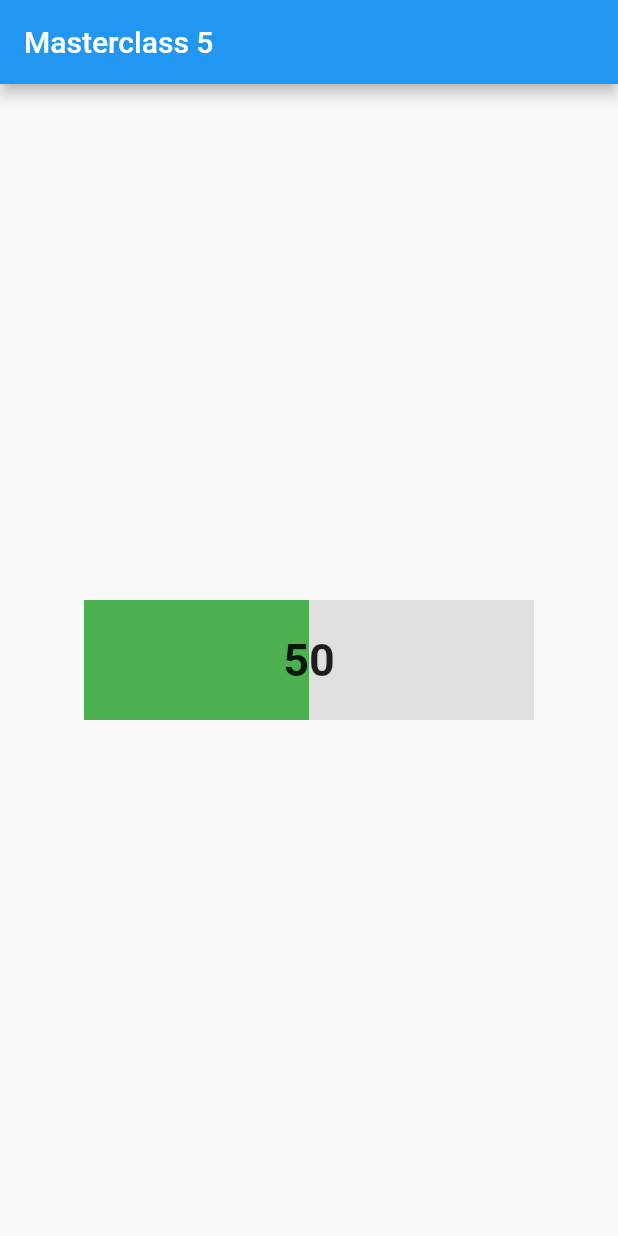
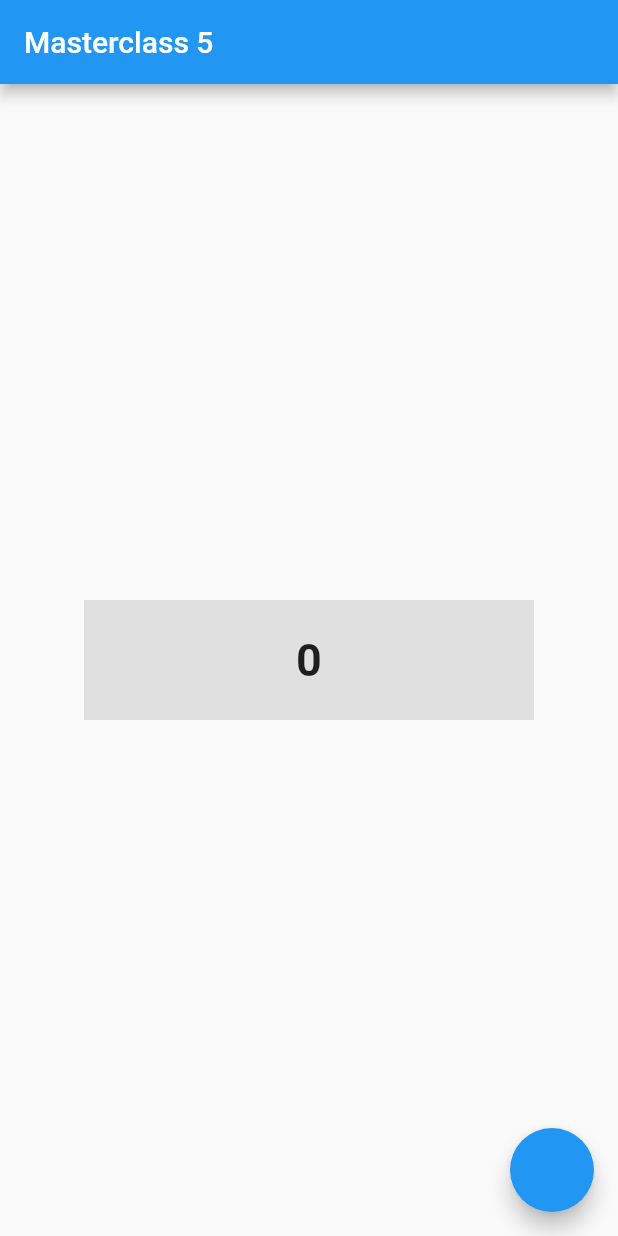
Before and after one commit to fercguerra/flutter_playground, a Flutter app: the screen it shows after launch, on a phone screen of 412 x 824 dp. Run offline on Flutter 3.47's test engine with Material 2 defaults, Android fonts, the phone set to English and light mode, and no system bars.

```diff
--- a/lib/home_page.dart
+++ b/lib/home_page.dart
@@ -9,13 +9,38 @@ class HomePage extends StatefulWidget {
   State<HomePage> createState() => _HomePageState();
 }
 
-class _HomePageState extends State<HomePage> {
-  int counter = 0;
+class _HomePageState extends State<HomePage>
+    with SingleTickerProviderStateMixin {
+  late final AnimationController controller;
+  late final Animation<Color> colorAnimation;
+
+  late final Animation<double> sizeAnimation;
+
+  @override
+  void initState() {
+    super.initState();
+    controller =
+        AnimationController(vsync: this, duration: const Duration(seconds: 2));
+
+    //animation
+    colorAnimation = Tween(
+      begin: Colors.green.withOpacity(0.4),
+      end: Colors.green,
+    ).animate(controller);
+
+    sizeAnimation = Tween<double>(
+      begin: 0.0,
+      end: 300.0,
+    ).animate(controller);
+
+    controller.addListener(() {
+      setState(() {});
+    });
+  }
+
   @override
   Widget build(BuildContext context) {
-    const progressWidth = 300.0;
-    const progress = 0.5;
-    final progressText = (progress * 100).floor().toString();
+    final progressText = (controller.value * 100).floor().toString();
 
     return Scaffold(
       appBar: AppBar(
@@ -23,18 +48,17 @@ class _HomePageState extends State<HomePage> {
       ),
       body: Center(
         child: Container(
-            width: progressWidth,
+            width: 300,
             height: 80,
             color: Colors.grey[300],
             child: Align(
               alignment: Alignment.centerLeft,
               child: Stack(
                 children: [
-                  AnimatedContainer(
-                    curve: Curves.easeInOut,
-                    width: progressWidth * progress,
-                    color: Colors.green,
-                    duration: const Duration(seconds: 1),
+                  Container(
+                    height: 80,
+                    width: sizeAnimation.value,
+                    color: colorAnimation.value,
                     alignment: Alignment.center,
                   ),
                   Align(
@@ -50,6 +74,16 @@ class _HomePageState extends State<HomePage> {
               ),
             )),
       ),
+      floatingActionButton: FloatingActionButton(
+        onPressed: () {
+          if (controller.isCompleted) {
+           controller.reverse();
+          } else {
+            controller.forward();
+          }
+
+        },
+      ),
     );
   }
 }
```
